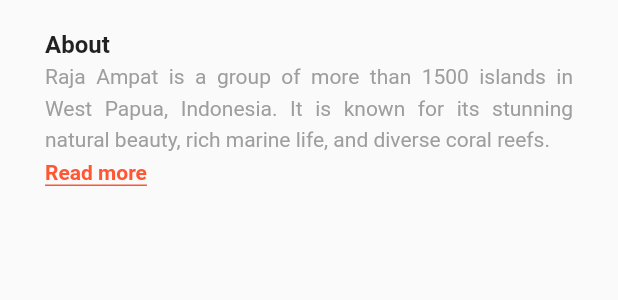
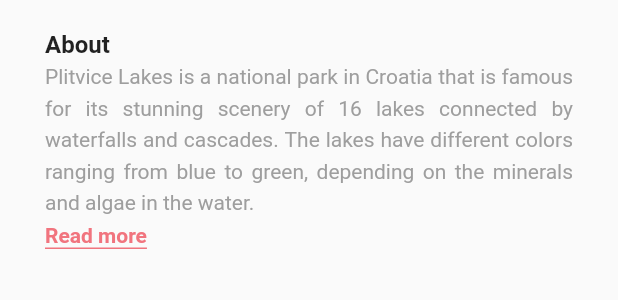
Before and after one commit to lypsisrudiansyah/travel_app_ui, a Flutter app: the About widget shown alone on an empty page, opened directly, on a phone screen of 412 x 824 dp. Shown: the top 300 px of the screen. Run offline on Flutter 3.47's test engine with Material 2 defaults, Android fonts, the phone set to English and light mode, and no system bars; our stand-ins replace flutter_svg, sizer.

Commit message:
update place.dart, detail_screen.dart, about.dart and theme.dart

```diff
--- a/lib/model/place.dart
+++ b/lib/model/place.dart
@@ -15,7 +15,7 @@ class Place {
     return [
       Place(title: "Rain Forest", subtitle: "Costa Rica", imageUrl: 'assets/images/travel1.jpg', height: 240),
       Place(title: "Lake Louise", subtitle: "Canada", imageUrl: 'assets/images/travel2.jpg', height: 200),
-      Place(title: "Plitivice Lakes", subtitle: "Canada", imageUrl: 'assets/images/travel3.jpg', height: 120),
+      Place(title: "Plitvice Lakes", subtitle: "Croatia", imageUrl: 'assets/images/travel3.jpg', height: 120),
       Place(title: "Dubai", subtitle: "UAE", imageUrl: 'assets/images/travel4.jpg', height: 200),
       Place(title: "Rain Forest", subtitle: "Canada", imageUrl: 'assets/images/mp_1.jpg', height: 240),
       Place(title: "Plitivice Lakes", subtitle: "Costa Rica", imageUrl: 'assets/images/mp_2.jpg', height: 150),
--- a/lib/screen/detail/widget/about.dart
+++ b/lib/screen/detail/widget/about.dart
@@ -22,7 +22,7 @@ class About extends StatelessWidget {
             ),
           ),
           const Text(
-            "Raja Ampat is a group of more than 1500 islands in West Papua, Indonesia. It is known for its stunning natural beauty, rich marine life, and diverse coral reefs.",
+            "Plitvice Lakes is a national park in Croatia that is famous for its stunning scenery of 16 lakes connected by waterfalls and cascades. The lakes have different colors ranging from blue to green, depending on the minerals and algae in the water.",
             textAlign: TextAlign.justify,
             style: TextStyle(
               fontSize: 14.0,
--- a/lib/theme.dart
+++ b/lib/theme.dart
@@ -1,7 +1,7 @@
 import 'package:flutter/material.dart';
 
 Color backgroundColor = const Color(0xffFEFEFE);
-Color primaryColor = const Color(0xffFF5733);
+Color primaryColor = const Color(0xffF1747E);
 Color accentColor = const Color(0xffFEF0F3);
 Color headline1Color = const Color(0xFF100E34);
 Color bodyText1Color = headline1Color.withOpacity(0.5);
```
Also changed, not shown: lib/screen/detail/detail_screen.dart (+6 -1 lines).
